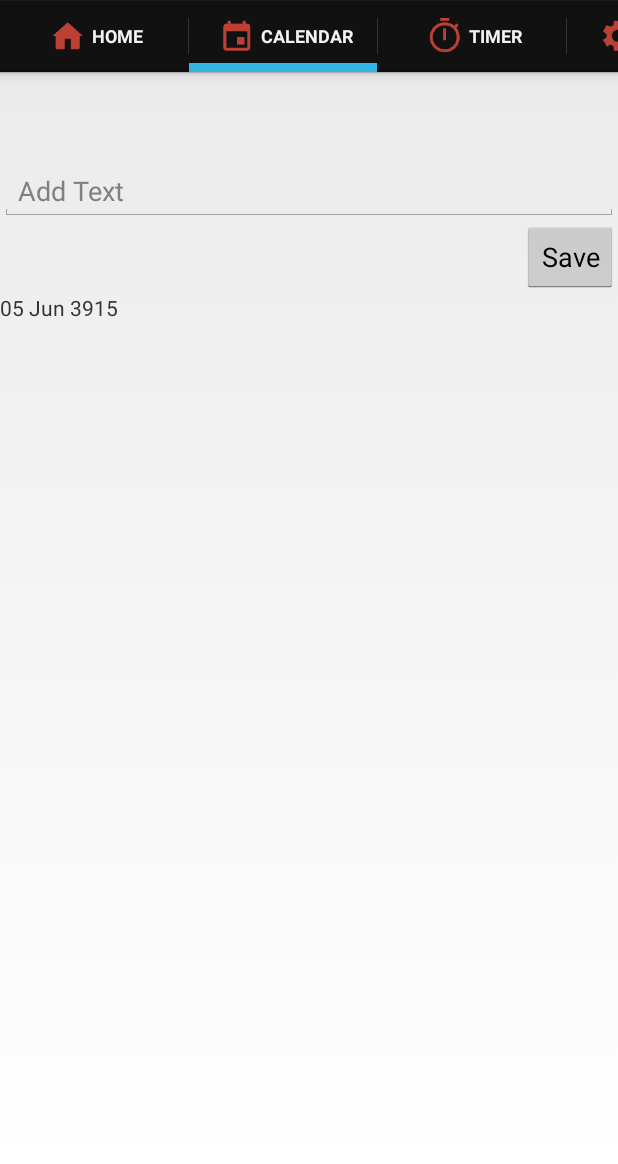
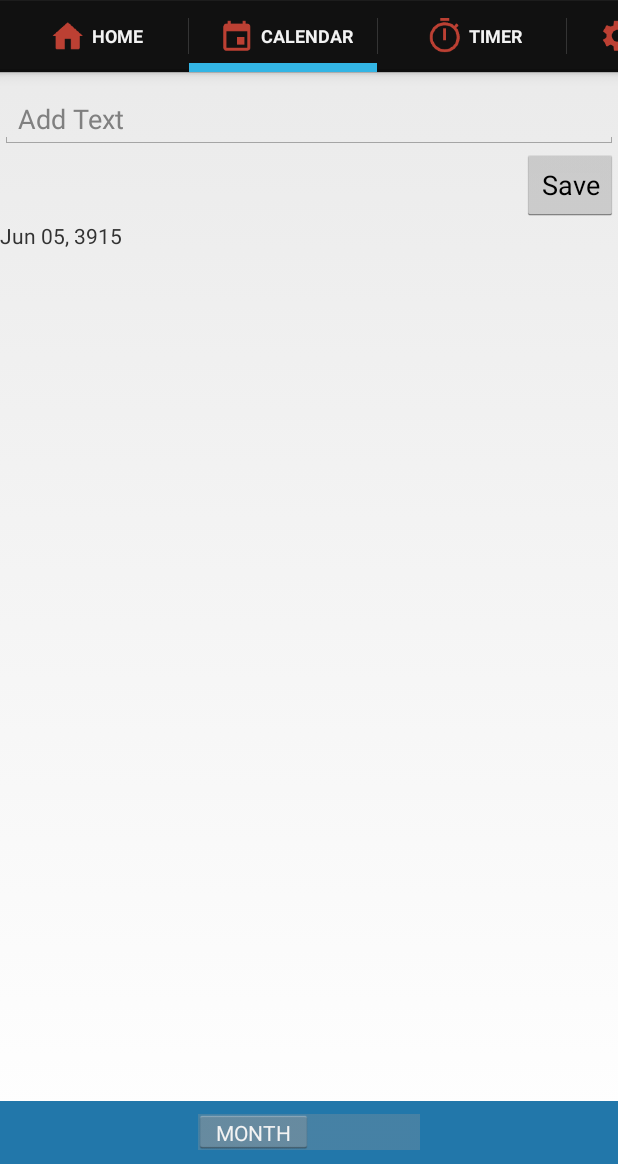
Before and after one commit to cenxiguan/Aliveline, an Android app: the screen it shows after launch (MainActivity), tab 2 chosen, on a phone screen of 412 x 824 dp, the part 72-1236 px from its top. Run offline under Robolectric (Android 15) with nearby library versions, the phone set to English and light mode, and no system bars; libraries missing offline, so code that uses them is left out: com.roomorama.caldroid; 12 statements that could not run were skipped.

Commit message:
Add switch to calendar view and transition back and forth (No animation yet)

```diff
--- /dev/null
+++ b/app/src/main/java/cajac/aliveline/CalendarDate.java
@@ -0,0 +1,22 @@
+package cajac.aliveline;
+
+import android.support.v4.app.Fragment;
+
+import java.util.Date;
+
+/**
+ * Created by Chungyuk Takahashi on 6/4/2015.
+ */
+public abstract class CalendarDate extends Fragment{
+
+    private Date selectedDate;
+
+    public Date getSelectedDate(){
+        return selectedDate;
+    }
+
+    public void setSelectedDate(Date date){
+        selectedDate = date;
+    }
+
+}
--- /dev/null
+++ b/app/src/main/java/cajac/aliveline/CalendarFragment.java
@@ -0,0 +1,68 @@
+package cajac.aliveline;
+
+import android.os.Bundle;
+import android.support.v4.app.Fragment;
+import android.support.v4.app.FragmentManager;
+import android.view.LayoutInflater;
+import android.view.View;
+import android.view.ViewGroup;
+import android.widget.CompoundButton;
+import android.widget.Switch;
+
+import java.util.Calendar;
+import java.util.Date;
+
+/**
+ * Created by Chungyuk Takahashi on 6/5/2015.
+ */
+public class CalendarFragment extends Fragment {
+    private View view;
+    private FragmentManager fragmentManager;
+
+    private CalendarDate currentCal;
+    private Date selectedDate = Calendar.getInstance().getTime();
+
+    public View onCreateView(LayoutInflater inflater, ViewGroup container,
+                             Bundle savedInstanceState) {
+
+        view = inflater.inflate(R.layout.fragment_calendar, container, false);
+
+        if(currentCal == null) {
+            switchFrame(new CalendarMonthFragment());
+        }
+
+        Switch dayOrMonth = (Switch) view.findViewById(R.id.day_month_switch);
+        dayOrMonth.setChecked(false);
+        dayOrMonth.setOnCheckedChangeListener(new CompoundButton.OnCheckedChangeListener() {
+            @Override
+            public void onCheckedChanged(CompoundButton buttonView, boolean isChecked) {
+                selectedDate = currentCal.getSelectedDate();
+                if (isChecked) {
+                    switchFrame(new CalendarDayFragment(selectedDate));
+                } else {
+                    switchFrame(new CalendarMonthFragment(selectedDate));
+                }
+            }
+        });
+
+        return view;
+    }
+
+    public void switchFrame(CalendarDate fragment) {
+        currentCal = fragment;
+        fragmentManager = getFragmentManager();
+        fragmentManager.beginTransaction().replace(R.id.calendar_frame, currentCal).commit();
+    }
+
+    public CalendarDate getCurrentCal() {
+        return currentCal;
+    }
+
+    public Date getSelectedDate() {
+        return selectedDate;
+    }
+
+
+
+
+}
--- a/app/src/main/java/cajac/aliveline/CalendarMonthFragment.java
+++ b/app/src/main/java/cajac/aliveline/CalendarMonthFragment.java
@@ -3,13 +3,14 @@ package cajac.aliveline;
 import android.content.SharedPreferences;
 import android.os.Bundle;
 import android.preference.PreferenceManager;
-import android.support.v4.app.Fragment;
+import android.support.v4.app.FragmentManager;
 import android.support.v4.app.FragmentTransaction;
 import android.view.LayoutInflater;
 import android.view.View;
 import android.view.ViewGroup;
 import android.widget.Button;
 import android.widget.EditText;
+import android.widget.Switch;
 import android.widget.TextView;
 import android.widget.Toast;
 
@@ -23,9 +24,12 @@ import java.util.Date;
 /**
  * Created by Chungyuk Takahashi on 5/30/2015.
  */
-public class CalendarMonthFragment extends Fragment {
+public class CalendarMonthFragment extends CalendarDate {
+    static CalendarDate fragmentChangeListener;
+
     private boolean undo = false;
     private CaldroidFragment caldroidFragment;
+    private FragmentManager fragmentManager;
 
     private Date selectedDate = Calendar.getInstance().getTime();
     private String formattedSelectDate;
@@ -34,12 +38,25 @@ public class CalendarMonthFragment extends Fragment {
 
     public CalendarMonthFragment() {}
 
-    public View onCreateView(LayoutInflater inflator, ViewGroup container,
+    public CalendarMonthFragment(Date date) {
+        selectedDate = date;
+    }
+
+//    public CalendarMonthFragment(CalendarDate listener) {
+//        fragmentChangeListener = listener;
+//    }
+//
+//    public CalendarMonthFragment(CalendarDate listener, Date date) {
+//        fragmentChangeListener = listener;
+//        selectedDate = date;
+//    }
+
+    public View onCreateView(LayoutInflater inflater, ViewGroup container,
                              Bundle savedInstanceState) {
-        view = inflator.inflate(R.layout.fragment_calendar_month, container, false);
+        view = inflater.inflate(R.layout.fragment_calendar_month, container, false);
 
         final TextView textView = (TextView) view.findViewById(R.id.textview);
-        final SimpleDateFormat formatter = new SimpleDateFormat("dd MMM yyyy");
+        final SimpleDateFormat formatter = new SimpleDateFormat("MMM dd, yyyy");
         caldroidFragment = new CaldroidFragment();
 
         // Setup arguments
@@ -62,9 +79,14 @@ public class CalendarMonthFragment extends Fragment {
             formattedSelectDate = formatter.format(date);
             textView.setText(formattedSelectDate);
 
+            caldroidFragment.setBackgroundResourceForDate(R.color.selected, selectedDate);
+            caldroidFragment.setTextColorForDate(R.color.white, selectedDate);
+            caldroidFragment.refreshView();
+
             // Uncomment this line to use dark theme
 //            args.putInt(CaldroidFragment.THEME_RESOURCE, com.caldroid.R.style.CaldroidDefaultDark);
-
+            Toast.makeText(getActivity().getApplicationContext(), "TESTING",
+                            Toast.LENGTH_SHORT).show();
             caldroidFragment.setArguments(args);
         }
 
@@ -73,16 +95,18 @@ public class CalendarMonthFragment extends Fragment {
         t.replace(R.id.calendar1, caldroidFragment);
         t.commit();
 
-
         // Setup listener
         final CaldroidListener listener = new CaldroidListener() {
 
             @Override
             public void onSelectDate(Date date, View view) {
                 if(date.equals(selectedDate)) {
-                    Fragment fragment = new CalendarDayFragment();
-                    FragmentChangeListener activity = (FragmentChangeListener) getActivity();
-                    activity.replaceFragment(fragment, date.toString());
+                    Switch dOM = (Switch) getActivity().findViewById(R.id.day_month_switch);
+                    dOM.setChecked(true);
+                    CalendarDayFragment dayView = new CalendarDayFragment(date);
+                    fragmentManager = getFragmentManager();
+                    fragmentManager.beginTransaction().replace(R.id.calendar_frame, dayView).commit();
+
                 }
 
                 caldroidFragment.clearBackgroundResourceForDate(selectedDate);
@@ -94,35 +118,32 @@ public class CalendarMonthFragment extends Fragment {
 
                 formattedSelectDate = formatter.format(selectedDate);
 
-                Toast.makeText(getActivity().getApplicationContext(), formattedSelectDate,
-                        Toast.LENGTH_SHORT).show();
-
-                SharedPreferences sharedPref = PreferenceManager.getDefaultSharedPreferences(getActivity().getApplicationContext());
-
-                if(sharedPref.contains(formattedSelectDate)) {
-                    textView.setText(sharedPref.getString(formattedSelectDate, "ERROR!!!"));
-                    Toast.makeText(getActivity().getApplicationContext(), sharedPref.getString(formattedSelectDate, null),
-                            Toast.LENGTH_SHORT).show();
-
-                }else {
-                    textView.setText(formattedSelectDate);
-                    Toast.makeText(getActivity().getApplicationContext(), formattedSelectDate,
-                            Toast.LENGTH_SHORT).show();
-                }
+//                SharedPreferences sharedPref = PreferenceManager.getDefaultSharedPreferences(getActivity().getApplicationContext());
+//
+//                if(sharedPref.contains(formattedSelectDate)) {
+//                    textView.setText(sharedPref.getString(formattedSelectDate, "ERROR!!!"));
+////                    Toast.makeText(getActivity().getApplicationContext(), sharedPref.getString(formattedSelectDate, null),
+////                            Toast.LENGTH_SHORT).show();
+//
+//                }else {
+//                    textView.setText(formattedSelectDate);
+////                    Toast.makeText(getActivity().getApplicationContext(), formattedSelectDate,
+////                            Toast.LENGTH_SHORT).show();
+//                }
             }
 
             @Override
             public void onChangeMonth(int month, int year) {
                 String text = "month: " + month + " year: " + year;
-                Toast.makeText(getActivity().getApplicationContext(), "onChangeMonth",
-                        Toast.LENGTH_SHORT).show();
+//                Toast.makeText(getActivity().getApplicationContext(), "onChangeMonth",
+//                        Toast.LENGTH_SHORT).show();
             }
 
             @Override
             public void onLongClickDate(Date date, View view) {
-                Toast.makeText(getActivity().getApplicationContext(),
-                        "Long click " + formatter.format(date),
-                        Toast.LENGTH_SHORT).show();
+//                Toast.makeText(getActivity().getApplicationContext(),
+//                        "Long click " + formatter.format(date),
+//                        Toast.LENGTH_SHORT).show();
 
                 String formattedDate = formatter.format(date);
 //                Intent intent = new Intent(getActivity().getApplicationContext(), DayView.class);
@@ -133,9 +154,9 @@ public class CalendarMonthFragment extends Fragment {
             @Override
             public void onCaldroidViewCreated() {
                 if (caldroidFragment.getLeftArrowButton() != null) {
-                    Toast.makeText(getActivity().getApplicationContext(),
-                            "Caldroid view is created", Toast.LENGTH_SHORT)
-                            .show();
+//                    Toast.makeText(getActivity().getApplicationContext(),
+//                            "Caldroid view is created", Toast.LENGTH_SHORT)
+//                            .show();
                 }
             }
 
@@ -173,5 +194,14 @@ public class CalendarMonthFragment extends Fragment {
 
     }
 
+    public void onSwitchToNextFragment(Date date){}
+
+    public Date getSelectedDate() {
+        return selectedDate;
+    }
+
+    public void setSelectedDate(Date date) {
+        selectedDate = date;
+    }
 
 }
--- a/app/src/main/java/cajac/aliveline/FragmentChangeListener.java
+++ /dev/null
@@ -1,12 +0,0 @@
-package cajac.aliveline;
-
-import android.support.v4.app.Fragment;
-
-/**
- * Created by Chungyuk Takahashi on 6/4/2015.
- */
-public interface FragmentChangeListener {
-    public void replaceFragment(Fragment fragment);
-
-    public void replaceFragment(Fragment fragment, String string);
-}
--- a/app/src/main/java/cajac/aliveline/TabsPagerAdapter.java
+++ b/app/src/main/java/cajac/aliveline/TabsPagerAdapter.java
@@ -10,9 +10,7 @@ import android.support.v4.app.FragmentPagerAdapter;
  */
 public class TabsPagerAdapter extends FragmentPagerAdapter {
 
-    public TabsPagerAdapter(FragmentManager fm) {
-        super(fm);
-    }
+    public TabsPagerAdapter(FragmentManager fm) { super(fm); }
 
     // returns the correct fragment for tab selected
     @Override
@@ -23,7 +21,7 @@ public class TabsPagerAdapter extends FragmentPagerAdapter {
                 return new HomeFragment();
             case 1:
                 // Calendar fragment activity
-                return new CalendarMonthFragment();
+                return new CalendarFragment();
             case 2:
                 // Timer fragment activity
                 return new TimerFragment();
@@ -39,4 +37,6 @@ public class TabsPagerAdapter extends FragmentPagerAdapter {
     public int getCount() {
         return 4;
     }
+
+
 }
--- /dev/null
+++ b/app/src/main/res/layout/fragment_calendar.xml
@@ -0,0 +1,31 @@
+<?xml version="1.0" encoding="utf-8"?>
+<RelativeLayout
+    xmlns:android="http://schemas.android.com/apk/res/android"
+    android:orientation="vertical"
+    android:layout_width="match_parent"
+    android:layout_height="match_parent">
+
+    <FrameLayout
+        android:id="@+id/calendar_frame"
+        android:layout_width="match_parent"
+        android:layout_height="match_parent" />
+
+    <LinearLayout
+        android:id="@+id/switch_layout"
+        android:layout_width="fill_parent"
+        android:layout_height="wrap_content"
+        android:layout_alignParentBottom="true"
+        android:gravity="center_horizontal"
+        android:background="#27a">
+
+        <Switch
+            android:id="@+id/day_month_switch"
+            android:layout_width="wrap_content"
+            android:layout_height="wrap_content"
+            android:padding="10dp"
+            android:textOff="MONTH"
+            android:textOn="DAY"/>
+
+    </LinearLayout>
+
+</RelativeLayout>
--- a/app/src/main/res/layout/fragment_calendar_day.xml
+++ b/app/src/main/res/layout/fragment_calendar_day.xml
@@ -5,7 +5,10 @@
     android:orientation="vertical"
     android:background="#fa6a6a" >
 
-    <TextView android:layout_width="fill_parent"
+
+    <TextView
+        android:id="@+id/txt"
+        android:layout_width="fill_parent"
         android:layout_height="wrap_content"
         android:gravity="center"
         android:text="Placeholder for CALENDAR SCREEN"
--- a/app/src/main/res/layout/fragment_calendar_month.xml
+++ b/app/src/main/res/layout/fragment_calendar_month.xml
@@ -9,7 +9,10 @@
         android:layout_width="match_parent"
         android:layout_height="wrap_content"
         android:orientation="vertical"
-        android:padding="30dp">
+        android:paddingLeft="30dp"
+        android:paddingRight="30dp"
+        android:paddingTop="6dp"
+        android:paddingBottom="6dp">
     </LinearLayout>
 
     <LinearLayout
@@ -23,7 +26,6 @@
             android:layout_width="match_parent"
             android:layout_height="wrap_content"
             android:hint="@string/edit_text_hint">
-
             <requestFocus />
         </EditText>
 
```
Also changed, not shown: app/src/main/java/cajac/aliveline/CalendarDayFragment.java (+51 -2 lines), app/src/main/java/cajac/aliveline/MainActivity.java (+18 -18 lines).
